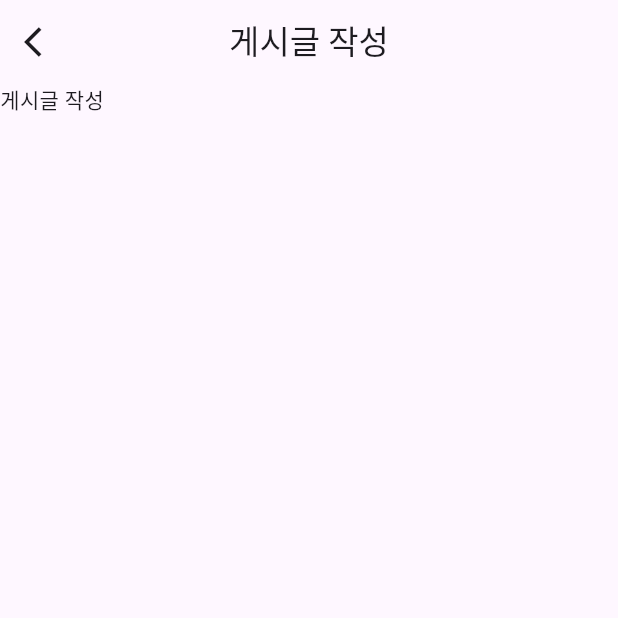
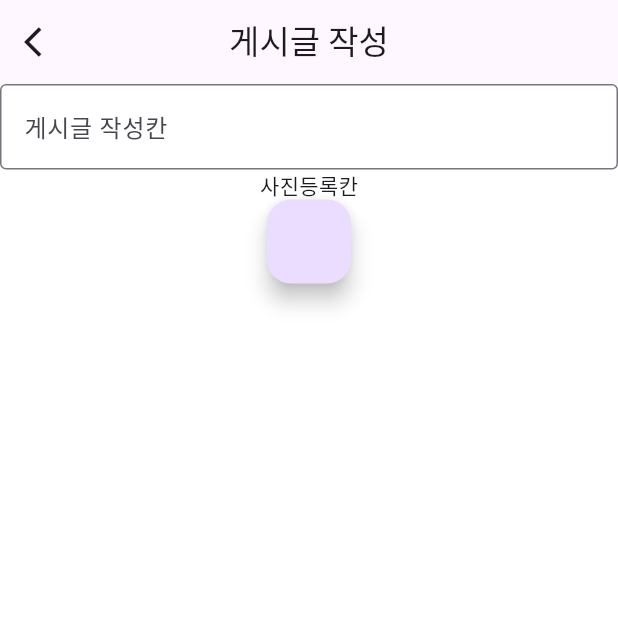
Before and after one commit to Hyeonjeong-JANG/flutter_board, a Flutter app: the screen it shows after launch, after a tap on "오늘 주방에 파 10kg 주문했습니다.", after a tap on "게시글 작성하기", on a phone screen of 412 x 824 dp, the top half of it. Run offline on Flutter 3.47's test engine with Material 3 defaults, Android fonts, the phone set to English and light mode, and no system bars; our stand-ins replace flutter_hooks, flutter_riverpod, go_router, hooks_riverpod, logger; project files that could hold a hidden picture were left out.

Commit message:
default layout

```diff
--- /dev/null
+++ b/lib/core/layouts/default_layout.dart
@@ -0,0 +1,28 @@
+import 'package:flutter/material.dart';
+import 'package:board/core/widgets/custom_app_bar.dart';
+
+class DefaultLayout extends StatelessWidget {
+  final Color? backgroundColor;
+  final Widget child;
+  final String? title;
+  final Widget? bottomNavigationBar;
+  final bool? showBackButton;
+  const DefaultLayout({
+    this.backgroundColor,
+    required this.child,
+    this.title,
+    this.bottomNavigationBar,
+    this.showBackButton = true,
+    super.key,
+  });
+
+  @override
+  Widget build(BuildContext context) {
+    return Scaffold(
+      backgroundColor: backgroundColor ?? Colors.white,
+      appBar: CustomAppBar(title: title ?? '', showBackButton: showBackButton ?? true),
+      body: child,
+      bottomNavigationBar: bottomNavigationBar,
+    );
+  }
+}
--- a/lib/core/widgets/app_bar_with_back_button.dart
+++ b/lib/core/widgets/custom_app_bar.dart
@@ -1,20 +1,21 @@
 import 'package:flutter/material.dart';
 import 'package:go_router/go_router.dart';
 
-class AppBarWithBackButton extends StatelessWidget
+class CustomAppBar extends StatelessWidget
     implements PreferredSizeWidget {
   final String title;
-  const AppBarWithBackButton({super.key, required this.title});
+  final bool? showBackButton;
+  const CustomAppBar({super.key, required this.title, this.showBackButton = true});
 
   @override
   Widget build(BuildContext context) {
     return AppBar(
-      leading: IconButton(
+      leading: showBackButton == true ? IconButton(
         onPressed: () {
           context.pop();
         },
         icon: const Icon(Icons.arrow_back_ios),
-      ),
+      ) : null,
       title: Text(title, textAlign: TextAlign.center),
       centerTitle: true,
     );
--- a/lib/feature/presentation/pages/board_detail_page.dart
+++ b/lib/feature/presentation/pages/board_detail_page.dart
@@ -1,4 +1,4 @@
-import 'package:board/core/widgets/app_bar_with_back_button.dart';
+import 'package:board/core/layouts/default_layout.dart';
 import 'package:flutter/material.dart';
 import 'package:hooks_riverpod/hooks_riverpod.dart';
 
@@ -7,9 +7,9 @@ class BoardDetailPage extends HookConsumerWidget {
 
   @override
   Widget build(BuildContext context, WidgetRef ref) {
-    return Scaffold(
-      appBar: AppBarWithBackButton(title: '게시글 상세'),
-      body: Column(
+    return DefaultLayout(
+      title: '게시글 상세',
+      child: Column(
         children: [
           Text('게시글 상세'),
         ],
--- a/lib/feature/presentation/pages/board_home_page.dart
+++ b/lib/feature/presentation/pages/board_home_page.dart
@@ -1,5 +1,6 @@
 import 'package:board/core/constants/size.dart';
-import 'package:board/core/widgets/app_bar_with_back_button.dart';
+import 'package:board/core/layouts/default_layout.dart';
+import 'package:board/core/widgets/custom_app_bar.dart';
 import 'package:board/feature/presentation/viewmodel/board_home/board_home_provider.dart';
 import 'package:board/feature/presentation/widgets/board_home/alert_contents_dropdown_list.dart';
 import 'package:board/feature/presentation/widgets/board_home/board_list.dart';
@@ -22,9 +23,10 @@ class BoardHomePage extends HookConsumerWidget {
       return null;
     }, []);
 
-    return Scaffold(
-      appBar: AppBarWithBackButton(title: '점포 공지'),
-      body: Stack(
+    return DefaultLayout(
+      title: '점포 공지',
+      showBackButton: false,
+      child: Stack(
         children: [
           boardContents.isEmpty
               ? const Center(child: CircularProgressIndicator())
--- a/lib/feature/presentation/pages/board_write_page.dart
+++ b/lib/feature/presentation/pages/board_write_page.dart
@@ -1,4 +1,5 @@
-import 'package:board/core/widgets/app_bar_with_back_button.dart';
+import 'package:board/core/constants/color.dart';
+import 'package:board/core/layouts/default_layout.dart';
 import 'package:flutter/material.dart';
 
 class BoardWritePage extends StatelessWidget {
@@ -6,13 +7,22 @@ class BoardWritePage extends StatelessWidget {
 
   @override
   Widget build(BuildContext context) {
-    return Scaffold(
-      appBar: AppBarWithBackButton(
-        title: '게시글 작성',
-      ),
-      body: Column(
+    return DefaultLayout(
+      title: '게시글 작성',
+      child: Column(
         children: [
-          Text('게시글 작성'),
+          TextField(
+            decoration: InputDecoration(
+              border: OutlineInputBorder(
+                borderSide: BorderSide(
+                  color: AppColor.expensesColor,
+                ),
+              ),
+              hintText: '게시글 작성칸',
+            ),
+          ),
+          Text('사진등록칸'),
+          FloatingActionButton(onPressed: () {}),
         ],
       ),
     );
```
